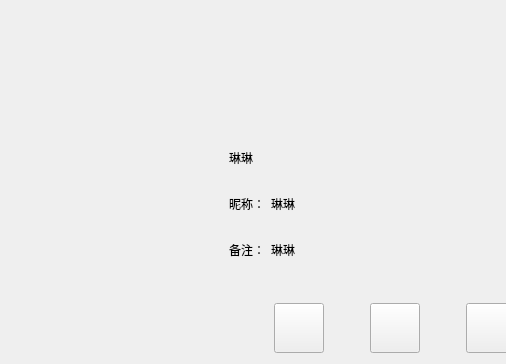
The window that frontend/friendinfopage.ui (RyanDDDDDD/QChat) describes before a commit, drawn with Qt 5; both pictures show x 0 to 506 and y 0 to 364 of the 789 by 511 pixel window.
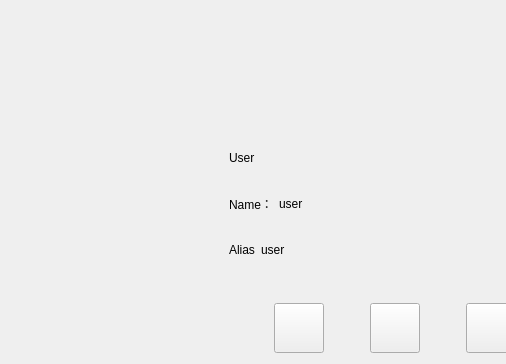
The same window after the commit. Custom widgets are drawn as their Qt base class.

Commit message: distributed design done

The edit to the form file:
```diff
--- a/frontend/friendinfopage.ui
+++ b/frontend/friendinfopage.ui
@@ -93,7 +93,7 @@
                </size>
               </property>
               <property name="text">
-               <string>琳琳</string>
+               <string>User</string>
               </property>
              </widget>
             </item>
@@ -174,14 +174,14 @@
                </size>
               </property>
               <property name="text">
-               <string>昵称：</string>
+               <string>Name：</string>
               </property>
              </widget>
             </item>
             <item>
              <widget class="QLabel" name="nick_lb">
               <property name="text">
-               <string>琳琳</string>
+               <string>user</string>
               </property>
              </widget>
             </item>
@@ -243,14 +243,14 @@
                </size>
               </property>
               <property name="text">
-               <string>备注：</string>
+               <string>Alias</string>
               </property>
              </widget>
             </item>
             <item>
              <widget class="QLabel" name="bak_lb">
               <property name="text">
-               <string>琳琳</string>
+               <string>user</string>
               </property>
              </widget>
             </item>
```
Left out of the diff: 22 changed lines with no effect on the pictures. The commit also changes 3 other files.
